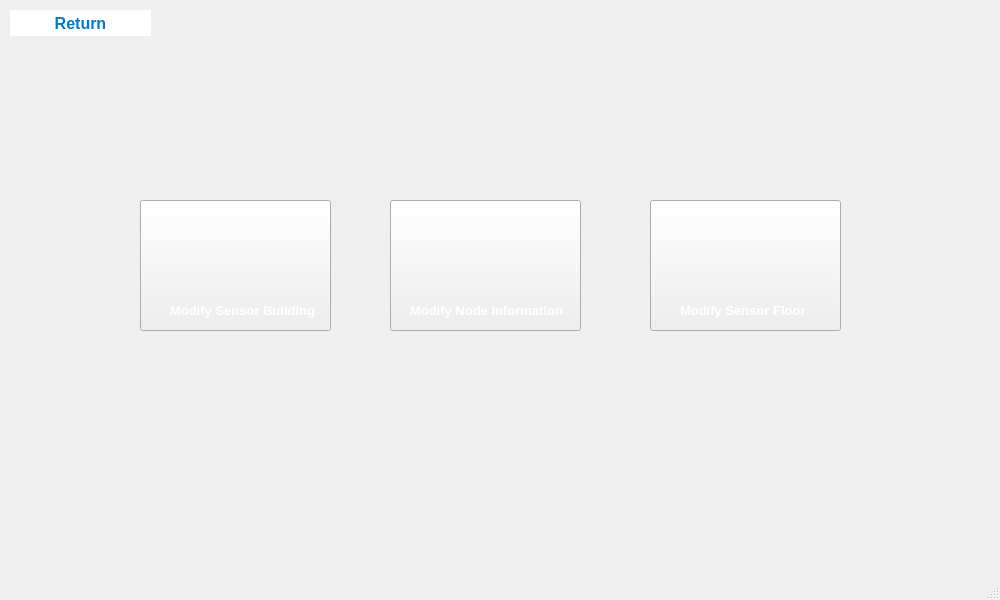
Old version of the form PI-Edificio/modifydatabase.ui in the repository QuiannZo/Intelligent_Building.
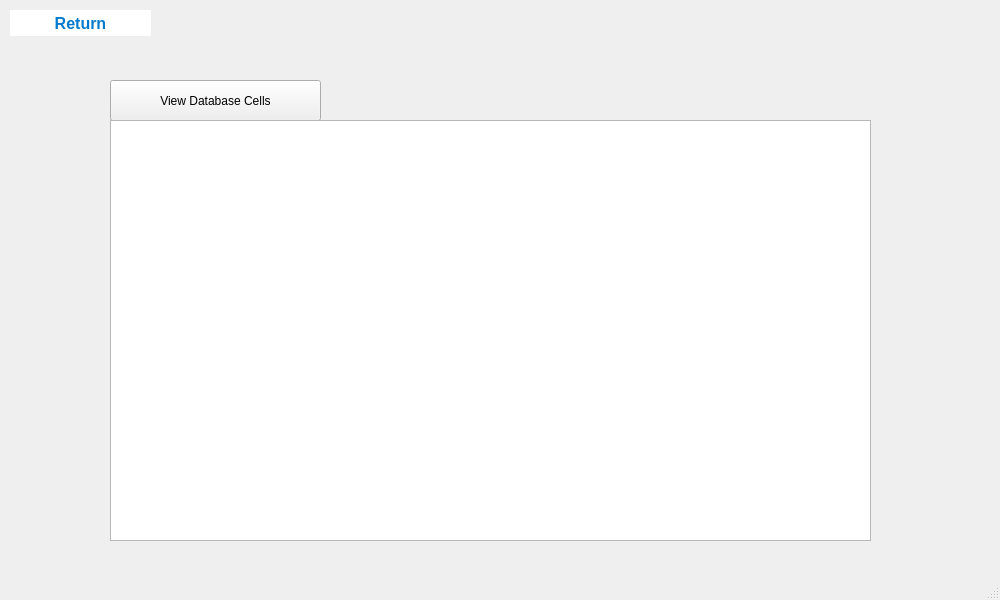
New version of the form.

Diff of the .ui file:
```diff
--- a/PI-Edificio/modifydatabase.ui
+++ b/PI-Edificio/modifydatabase.ui
@@ -14,132 +14,6 @@
    <string>MainWindow</string>
   </property>
   <widget class="QWidget" name="centralwidget">
-   <widget class="QPushButton" name="pushButton8">
-    <property name="geometry">
-     <rect>
-      <x>140</x>
-      <y>200</y>
-      <width>191</width>
-      <height>131</height>
-     </rect>
-    </property>
-    <property name="styleSheet">
-     <string notr="true">background-color: #32383D;
-                                  color: white;
-                                  }
-                                  QPushButton:pressed {
-                                  background-color: rgba(255, 255, 255, 0.2);</string>
-    </property>
-    <property name="text">
-     <string/>
-    </property>
-   </widget>
-   <widget class="QPushButton" name="pushButton8_2">
-    <property name="geometry">
-     <rect>
-      <x>650</x>
-      <y>200</y>
-      <width>191</width>
-      <height>131</height>
-     </rect>
-    </property>
-    <property name="styleSheet">
-     <string notr="true">background-color: #32383D;
-                                  color: white;
-                                  }
-                                  QPushButton:pressed {
-                                  background-color: rgba(255, 255, 255, 0.2);</string>
-    </property>
-    <property name="text">
-     <string/>
-    </property>
-   </widget>
-   <widget class="QPushButton" name="pushButton8_3">
-    <property name="geometry">
-     <rect>
-      <x>390</x>
-      <y>200</y>
-      <width>191</width>
-      <height>131</height>
-     </rect>
-    </property>
-    <property name="styleSheet">
-     <string notr="true">background-color: #32383D;
-                                  color: white;
-                                  }
-                                  QPushButton:pressed {
-                                  background-color: rgba(255, 255, 255, 0.2);</string>
-    </property>
-    <property name="text">
-     <string/>
-    </property>
-   </widget>
-   <widget class="QLabel" name="label_13">
-    <property name="geometry">
-     <rect>
-      <x>170</x>
-      <y>300</y>
-      <width>151</width>
-      <height>20</height>
-     </rect>
-    </property>
-    <property name="font">
-     <font>
-      <pointsize>10</pointsize>
-      <bold>true</bold>
-     </font>
-    </property>
-    <property name="styleSheet">
-     <string notr="true">color: white;</string>
-    </property>
-    <property name="text">
-     <string>Modify Sensor Building</string>
-    </property>
-   </widget>
-   <widget class="QLabel" name="label_14">
-    <property name="geometry">
-     <rect>
-      <x>410</x>
-      <y>300</y>
-      <width>161</width>
-      <height>20</height>
-     </rect>
-    </property>
-    <property name="font">
-     <font>
-      <pointsize>10</pointsize>
-      <bold>true</bold>
-     </font>
-    </property>
-    <property name="styleSheet">
-     <string notr="true">color: white;</string>
-    </property>
-    <property name="text">
-     <string>Modify Node Information</string>
-    </property>
-   </widget>
-   <widget class="QLabel" name="label_15">
-    <property name="geometry">
-     <rect>
-      <x>680</x>
-      <y>300</y>
-      <width>151</width>
-      <height>20</height>
-     </rect>
-    </property>
-    <property name="font">
-     <font>
-      <pointsize>10</pointsize>
-      <bold>true</bold>
-     </font>
-    </property>
-    <property name="styleSheet">
-     <string notr="true">color: white;</string>
-    </property>
-    <property name="text">
-     <string>Modify Sensor Floor</string>
-    </property>
-   </widget>
    <widget class="QPushButton" name="pushButton1_2">
     <property name="geometry">
      <rect>
@@ -175,6 +49,36 @@
      <string>Return</string>
     </property>
    </widget>
+   <widget class="QPushButton" name="pushButton8">
+    <property name="geometry">
+     <rect>
+      <x>110</x>
+      <y>80</y>
+      <width>211</width>
+      <height>41</height>
+     </rect>
+    </property>
+    <property name="styleSheet">
+     <string notr="true">background-color: #32383D;
+                                  color: white;
+                                  }
+                                  QPushButton:pressed {
+                                  background-color: rgba(255, 255, 255, 0.2);</string>
+    </property>
+    <property name="text">
+     <string>View Database Cells</string>
+    </property>
+   </widget>
+   <widget class="QTableWidget" name="tableWidget">
+    <property name="geometry">
+     <rect>
+      <x>110</x>
+      <y>120</y>
+      <width>761</width>
+      <height>421</height>
+     </rect>
+    </property>
+   </widget>
   </widget>
   <widget class="QMenuBar" name="menubar">
    <property name="geometry">
```
